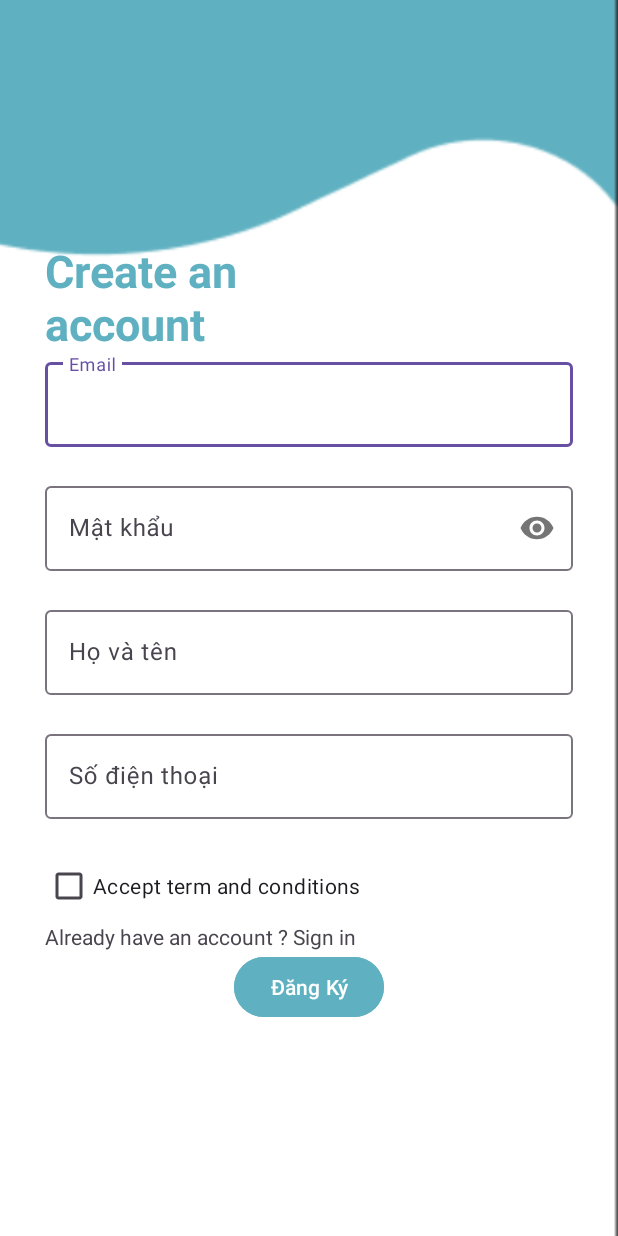
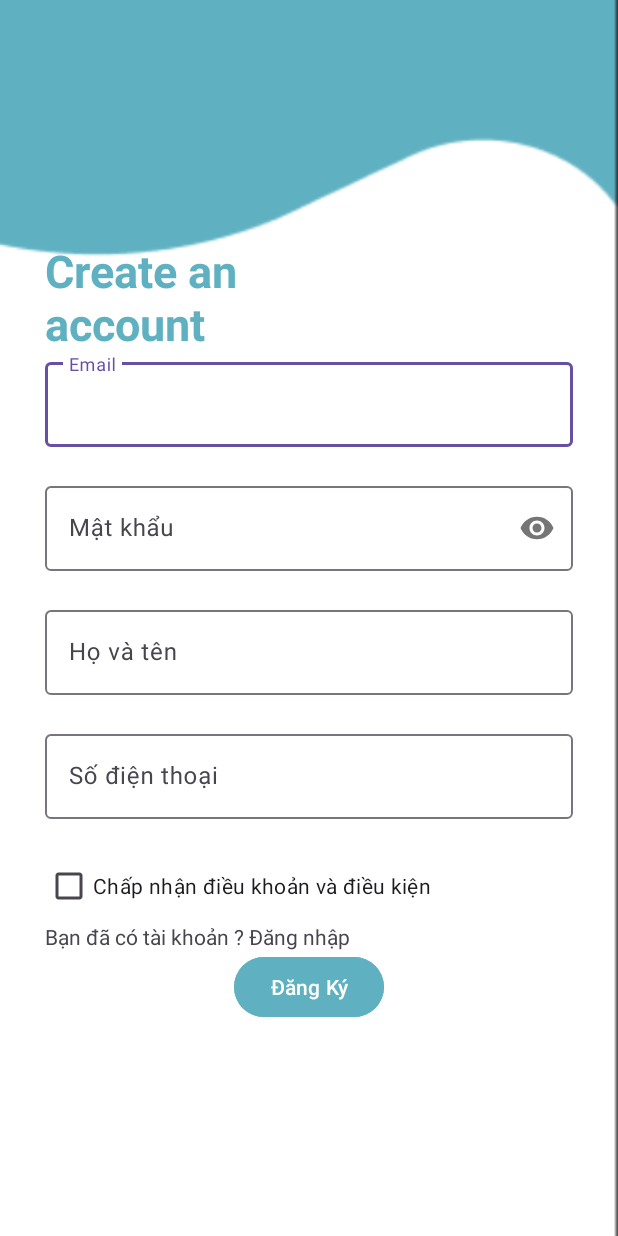
Before and after one commit to NgoThiNguyetHa/DATN_PhoneHouse, an Android app: the RegisterScreen screen opened directly, with no data from a screen before it, after a tap on "Đăng Ký", on a phone screen of 412 x 824 dp. Run offline under Robolectric (Android 15) with nearby library versions, the phone set to English and light mode, and no system bars.

Commit message:
Register Screen

```diff
--- a/AppKhachHang/app/src/main/java/com/example/appkhachhang/RegisterScreen.java
+++ b/AppKhachHang/app/src/main/java/com/example/appkhachhang/RegisterScreen.java
@@ -24,7 +24,7 @@ import retrofit2.Response;
 
 public class RegisterScreen extends AppCompatActivity {
 
-    EditText edEmail, edMatkhau, edHoten, edSđt;
+    EditText edEmail, edMatkhau, edHoten, edSdt;
     CheckBox checkBox;
     TextView tvSignin;
     Button btnDangky;
@@ -36,7 +36,7 @@ public class RegisterScreen extends AppCompatActivity {
         edEmail = findViewById(R.id.edEmaildk);
         edMatkhau = findViewById(R.id.edMatkhaudk);
         edHoten = findViewById(R.id.edHotendk);
-        edSđt = findViewById(R.id.edSdtdk);
+        edSdt = findViewById(R.id.edSdtdk);
 
         checkBox = findViewById(R.id.checkboxdk);
 
@@ -64,13 +64,20 @@ public class RegisterScreen extends AppCompatActivity {
         user.setEmail(edEmail.getText().toString().trim());
         user.setUsername(edHoten.getText().toString().trim());
         user.setPassword(edMatkhau.getText().toString().trim());
-        user.setSdt(edSđt.getText().toString().trim());
+        user.setSdt(edSdt.getText().toString().trim());
         User_API.userApi.addUserDK(user).enqueue(new Callback<User>() {
             @Override
             public void onResponse(Call<User> call, Response<User> response) {
-                if (validate() == true && checkBox.isChecked()){
-                    if (response.body() != null){
-                        Toast.makeText(RegisterScreen.this, "Đăng ký thành công", Toast.LENGTH_SHORT).show();
+                if (validate() == true ){
+                    if(checkBox.isChecked()) {
+
+                        if (response.body() != null) {
+                            Toast.makeText(RegisterScreen.this, "Đăng ký thành công", Toast.LENGTH_SHORT).show();
+                            Intent intent = new Intent(RegisterScreen.this, LoginScreen.class);
+                            startActivity(intent);
+                        }
+                    }else {
+                        checkBox.setError("Bạn cần chấp nhận điều khoản");
                     }
                 }
             }
@@ -87,19 +94,19 @@ public class RegisterScreen extends AppCompatActivity {
         if(edEmail.getText().toString().isEmpty()
                 ||edMatkhau.getText().toString().isEmpty()
                 ||edHoten.getText().toString().isEmpty()
-                ||edSđt.getText().toString().isEmpty() ){
+                ||edSdt.getText().toString().isEmpty() ){
             edEmail.setError("Bạn chưa nhập email");
             edMatkhau.setError("Bạn chưa nhập mật khẩu");
             edHoten.setError("Bạn chưa nhập họ tên");
-            edSđt.setError("Bạn chưa nhập số điện thoại");
+            edSdt.setError("Bạn chưa nhập số điện thoại");
             return false;
         }
         else if(!email.matches(emailPattern)){
             edEmail.setError("Email không hợp lệ");
             return false;
         }
-        if (edSđt.getText().toString().length() !=10){
-            edSđt.setError("Số điện thoại chưa đúng");
+        if (edSdt.getText().toString().length() !=10){
+            edSdt.setError("Số điện thoại chưa đúng");
             return false;
         }
         return true;
--- a/AppKhachHang/app/src/main/res/layout/activity_register_screen.xml
+++ b/AppKhachHang/app/src/main/res/layout/activity_register_screen.xml
@@ -92,14 +92,17 @@
         android:id="@+id/checkboxdk"
         android:layout_width="wrap_content"
         android:layout_height="wrap_content"
-        android:text="Accept term and conditions"
-        android:layout_marginLeft="30dp"/>
+        android:text="Chấp nhận điều khoản và điều kiện"
+        android:layout_marginLeft="30dp"
+        android:focusable="true"
+        android:focusableInTouchMode="true"
+        />
 
     <TextView
         android:id="@+id/tvSignindk"
         android:layout_width="wrap_content"
         android:layout_height="wrap_content"
-        android:text="Already have an account ? Sign in"
+        android:text="Bạn đã có tài khoản ? Đăng nhập"
         android:layout_marginLeft="30dp"/>
 
     <Button
```
Also changed, not shown: AppKhachHang/app/src/main/res/drawable/helloscreen.png.
